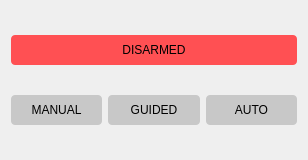
Old version of the form GS/GUI/actionwidget.ui in the repository UCI-UAVForge/GroundStation.
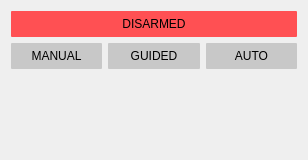
New version of the form.

Patch:
```diff
--- a/GS/GUI/actionwidget.ui
+++ b/GS/GUI/actionwidget.ui
@@ -19,10 +19,9 @@
 }
 QPushButton {
 border: 0px solid rgb(200,200,200);
-border-radius: 4px;
+border-radius: 1px;
 background-color:rgb(200, 200, 200);
-min-width: 80px;
-	min-height: 30px;
+padding:6px;
 	color: black
 }
 QPushButton#armButton {
@@ -80,6 +79,19 @@
      </property>
     </widget>
    </item>
+   <item row="4" column="2">
+    <spacer name="verticalSpacer">
+     <property name="orientation">
+      <enum>Qt::Vertical</enum>
+     </property>
+     <property name="sizeHint" stdset="0">
+      <size>
+       <width>20</width>
+       <height>40</height>
+      </size>
+     </property>
+    </spacer>
+   </item>
   </layout>
  </widget>
  <resources/>
```
